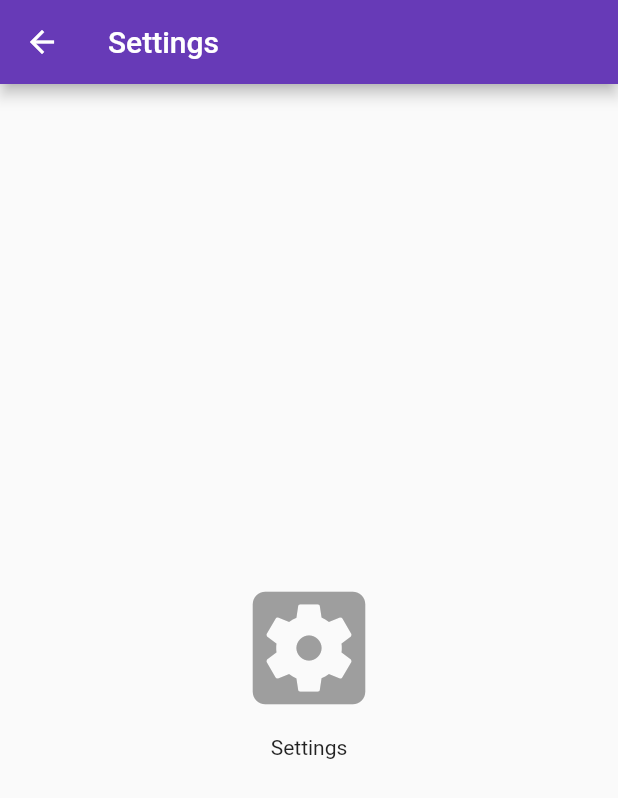
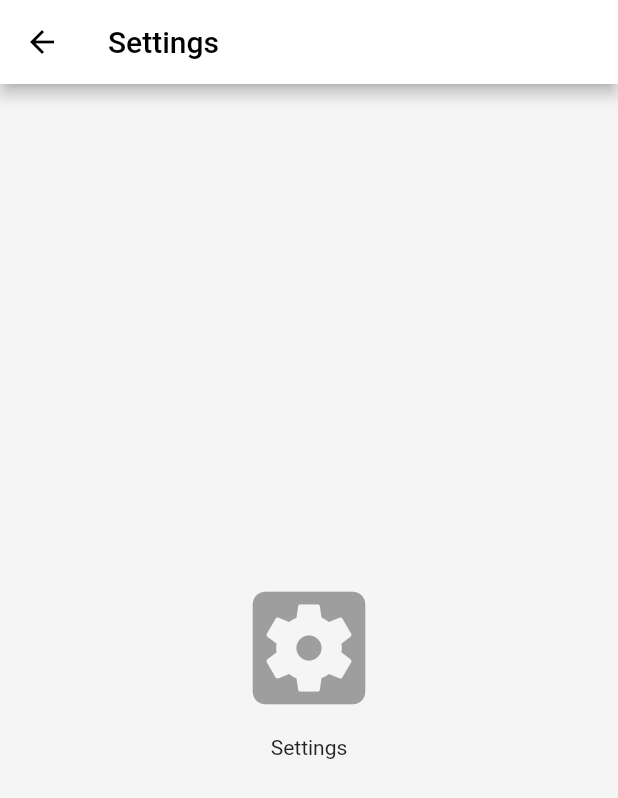
Before and after one commit to Kroha1999/SNMT_Flutter, a Flutter app: the screen it shows after launch, after a tap on the "settings" icon, on a phone screen of 412 x 824 dp. Shown: the top 798 px of the screen. Run offline on Flutter 3.47's test engine with Material 2 defaults, Android fonts, the light colour scheme and no system bars; our stand-ins replace shared_preferences, simple_animations; network calls fail; statements that could not run were skipped.

Commit message:
Color Them
fixed: redesighned application in order colors to reflect accordinly to global varibles in Globals

```diff
--- a/social_tool/lib/Data/globalVals.dart
+++ b/social_tool/lib/Data/globalVals.dart
@@ -2,7 +2,9 @@ import 'package:flutter/material.dart';
 
 class Globals
 {
-  static const Color interfaceCol = Colors.deepPurple;
+  static const Color interfaceCol = Colors.white;
+  static const Color secondInterfaceCol = Colors.black;
+  static const Color backgroundCol = Color(0xFFf5f5f5);
 
 
   static const String instImg = "https://en.instagram-brand.com/wp-content/uploads/2016/11/Glyph-Icon-hero.png";
--- a/social_tool/lib/MainPage/accounts_tab.dart
+++ b/social_tool/lib/MainPage/accounts_tab.dart
@@ -1,7 +1,6 @@
 import 'package:flutter/material.dart';
 import 'package:flutter/rendering.dart';
 
-import 'package:social_tool/Data/dataController.dart';
 import 'package:social_tool/Data/globalVals.dart';
 
 class AccountsTab extends StatelessWidget {
@@ -9,6 +8,7 @@ class AccountsTab extends StatelessWidget {
   @override
   Widget build(BuildContext context) {
     return Container(
+      color: Globals.backgroundCol,
       child: Center(
         child: AccountsListView()
       ),
--- a/social_tool/lib/MainPage/mainScreen.dart
+++ b/social_tool/lib/MainPage/mainScreen.dart
@@ -18,8 +18,6 @@ class _MyTabState extends State<Home> with SingleTickerProviderStateMixin {
 
   TabController _tabController;
   ScrollController _scrollController;
-
-  final Color _interfaceCol = Globals.interfaceCol;
 
   @override
   void initState(){
@@ -45,15 +43,15 @@ class _MyTabState extends State<Home> with SingleTickerProviderStateMixin {
         headerSliverBuilder: (BuildContext context,bool innerBoxIsScrolled){
           return <Widget>[
             SliverAppBar(
-              title: Text("SNM Tool"),
-              backgroundColor: _interfaceCol,
+              title: Text("SNM Tool",style: TextStyle(color: Globals.secondInterfaceCol),),
+              backgroundColor:  Globals.interfaceCol,
               pinned: true,
               floating: true,
               forceElevated: innerBoxIsScrolled,
 
               actions: <Widget>[
                 IconButton(
-                  icon: Icon(Icons.settings),
+                  icon: Icon(Icons.settings,color: Globals.secondInterfaceCol,),
                   onPressed: (){
                     Navigator.of(context).pushNamed('/settings');
                     },
@@ -61,11 +59,11 @@ class _MyTabState extends State<Home> with SingleTickerProviderStateMixin {
               ],
 
               bottom: TabBar(
-                indicatorColor: Colors.white,
+                indicatorColor: Globals.secondInterfaceCol,
                 controller: _tabController,
                 tabs: <Widget>[
-                  Tab(icon: Icon(Icons.supervised_user_circle),),
-                  Tab(icon: Icon(Icons.send),),
+                  Tab(icon: Icon(Icons.supervised_user_circle,color: Globals.secondInterfaceCol,),),
+                  Tab(icon: Icon(Icons.send,color: Globals.secondInterfaceCol,),),
                 ],
               ),
             )
@@ -82,7 +80,7 @@ class _MyTabState extends State<Home> with SingleTickerProviderStateMixin {
 
       floatingActionButton: AnimatedSwitcher(
         duration: Duration(milliseconds: 200),
-        child: _FABonTab(),
+        child: fabOnTab(),
         transitionBuilder: (Widget child, Animation<double> animation){
           final scaleTween = TweenSequence([
             TweenSequenceItem(tween: Tween(begin: 1.0, end: 0.1),weight: 1),
@@ -99,23 +97,23 @@ class _MyTabState extends State<Home> with SingleTickerProviderStateMixin {
     );
   }
 
-  Widget _FABonTab(){
+  Widget fabOnTab(){
     return _tabController.index == 0
       ? FloatingActionButton.extended(
         heroTag: 'btn1',
         key: UniqueKey(),
         onPressed: (){Navigator.of(context).pushNamed('/addAccountPage');},
-        backgroundColor: _interfaceCol,
-        icon: Icon(Icons.add),
-        label: Text("Account"),
+        backgroundColor: Globals.secondInterfaceCol,
+        icon: Icon(Icons.add,color: Globals.interfaceCol,),
+        label: Text("Account",style: TextStyle(color: Globals.interfaceCol,)),
         )
       : FloatingActionButton.extended(
         heroTag: 'btn2',
         key: UniqueKey(),
         onPressed: (){Navigator.of(context).pushNamed('/makePost');},
-        label: Text("Post"),
-        backgroundColor: _interfaceCol,
-        icon: Icon(Icons.add),
+        label: Text("Post",style: TextStyle(color: Globals.interfaceCol,),),
+        backgroundColor: Globals.secondInterfaceCol,
+        icon: Icon(Icons.add,color: Globals.interfaceCol,),
       );
 
   }
--- a/social_tool/lib/MainPage/posts_tab.dart
+++ b/social_tool/lib/MainPage/posts_tab.dart
@@ -1,9 +1,11 @@
 import 'package:flutter/material.dart';
+import 'package:social_tool/Data/globalVals.dart';
 
 class PostsTab extends StatelessWidget {
   @override
   Widget build(BuildContext context) {
     return Container(
+      color: Globals.backgroundCol,
       child: Center(
         child: Column(children: <Widget>[
           Text('Posts'),
--- a/social_tool/lib/Pages/MySettings.dart
+++ b/social_tool/lib/Pages/MySettings.dart
@@ -1,15 +1,15 @@
 import "package:flutter/material.dart";
+import 'package:social_tool/Data/globalVals.dart';
 
 
 class MySettings extends StatelessWidget {
 
-  final Color _interfaceCol = Colors.deepPurple;
-
   @override
   Widget build(BuildContext context) {
     return Scaffold(
-      appBar: AppBar(title: Text("Settings"), backgroundColor: _interfaceCol ,),
+      appBar: AppBar(title: Text("Settings",style: TextStyle(color: Globals.secondInterfaceCol),),iconTheme: IconThemeData(color: Globals.secondInterfaceCol), backgroundColor:  Globals.interfaceCol ,),
       body: Container(
+        color: Globals.backgroundCol,
         child: Center(
           child: Column(
             mainAxisAlignment: MainAxisAlignment.center,
--- a/social_tool/lib/Pages/account.dart
+++ b/social_tool/lib/Pages/account.dart
@@ -1,15 +1,15 @@
 import "package:flutter/material.dart";
+import 'package:social_tool/Data/globalVals.dart';
 
 
 class AccountPage extends StatelessWidget {
 
-  final Color _interfaceCol = Colors.deepPurple;
-
   @override
   Widget build(BuildContext context) {
     return Scaffold(
-      appBar: AppBar(title: Text("Account Info"), backgroundColor: _interfaceCol ,),
+      appBar: AppBar(title: Text("Account Info",style: TextStyle(color: Globals.secondInterfaceCol),),iconTheme: IconThemeData(color: Globals.secondInterfaceCol), backgroundColor:  Globals.interfaceCol,),
       body: Container(
+        color: Globals.backgroundCol,
         child: Center(
           child: Column(
             mainAxisAlignment: MainAxisAlignment.center,
--- a/social_tool/lib/Pages/addAccount.dart
+++ b/social_tool/lib/Pages/addAccount.dart
@@ -5,13 +5,12 @@ import 'package:social_tool/Data/globalVals.dart';
 
 class AddAccountPage extends StatelessWidget {
 
-  final Color _interfaceCol = Globals.interfaceCol;
-
   @override
   Widget build(BuildContext context) {
     return Scaffold(
-      appBar: AppBar(title: Text("Add Account"), backgroundColor: _interfaceCol ,),
+      appBar: AppBar(title: Text("Add Account",style: TextStyle(color: Globals.secondInterfaceCol),),iconTheme: IconThemeData(color: Globals.secondInterfaceCol), backgroundColor:  Globals.interfaceCol ,),
       body: Container(
+        color: Globals.backgroundCol,
         child: Center(
           child: AccChooser()
         ),
--- a/social_tool/lib/Pages/makePost.dart
+++ b/social_tool/lib/Pages/makePost.dart
@@ -1,15 +1,15 @@
 import "package:flutter/material.dart";
+import 'package:social_tool/Data/globalVals.dart';
 
 
 class MakePost extends StatelessWidget {
 
-  final Color _interfaceCol = Colors.deepPurple;
-
   @override
   Widget build(BuildContext context) {
     return Scaffold(
-      appBar: AppBar(title: Text("Make a Post"), backgroundColor: _interfaceCol ,),
+      appBar: AppBar(title: Text("Make a Post",style: TextStyle(color: Globals.secondInterfaceCol),),iconTheme: IconThemeData(color: Globals.secondInterfaceCol), backgroundColor:  Globals.interfaceCol ,),
       body: Container(
+        color: Globals.backgroundCol,
         child: Center(
           child: Column(
             mainAxisAlignment: MainAxisAlignment.center,
--- a/social_tool/lib/Pages/post.dart
+++ b/social_tool/lib/Pages/post.dart
@@ -1,15 +1,15 @@
 import "package:flutter/material.dart";
+import 'package:social_tool/Data/globalVals.dart';
 
 
 class MyPost extends StatelessWidget {
 
-  final Color _interfaceCol = Colors.deepPurple;
-
   @override
   Widget build(BuildContext context) {
     return Scaffold(
-      appBar: AppBar(title: Text("My Post"), backgroundColor: _interfaceCol ,),
+      appBar: AppBar(title: Text("My Post",style: TextStyle(color: Globals.secondInterfaceCol),),iconTheme: IconThemeData(color: Globals.secondInterfaceCol), backgroundColor:  Globals.interfaceCol ,),
       body: Container(
+        color: Globals.backgroundCol,
         child: Center(
           child: Column(
             mainAxisAlignment: MainAxisAlignment.center,
--- a/social_tool/lib/main.dart
+++ b/social_tool/lib/main.dart
@@ -1,3 +1,4 @@
+// THIS PAGE INITIALIZE ROUTES FOR THE APP
 
 import 'package:flutter/material.dart';
 //Splash screen
@@ -11,7 +12,7 @@ import 'Pages/account.dart' as myAcc;
 import 'Pages/addAccount.dart' as addAcc;
 import 'Pages/makePost.dart' as makePost;
 import 'Pages/post.dart' as myPost;
-import 'Pages/MySettings.dart' as mySet;
+import 'Pages/mySettings.dart' as mySet;
 
 
 void main() => runApp(MyApp());
```
